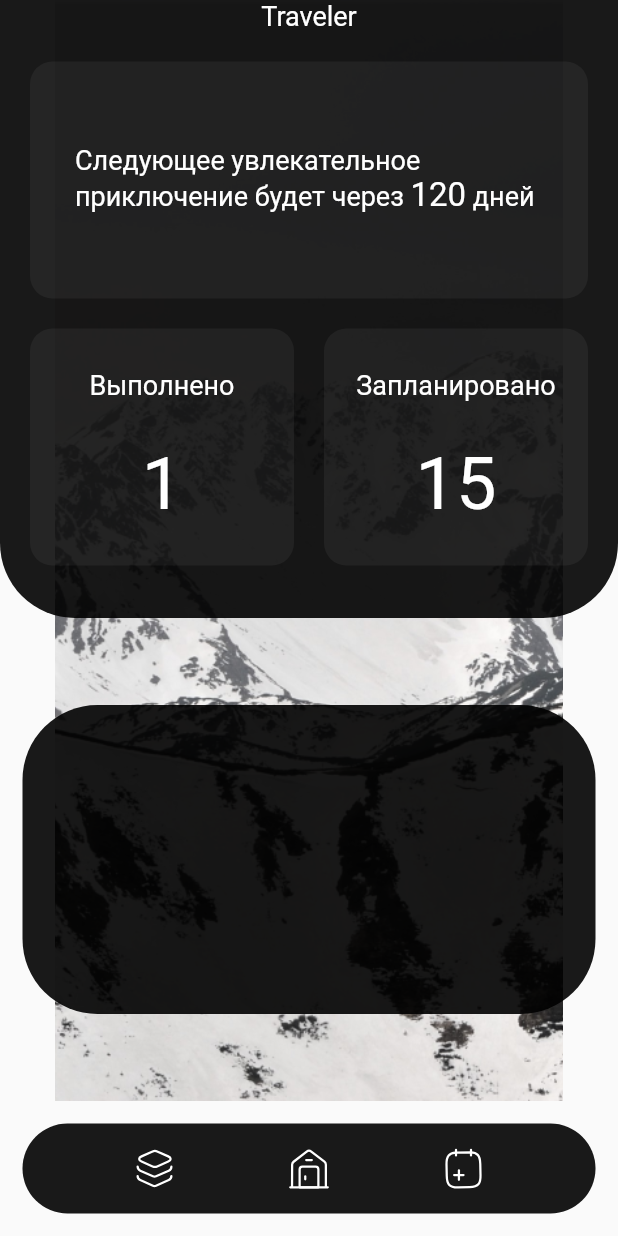
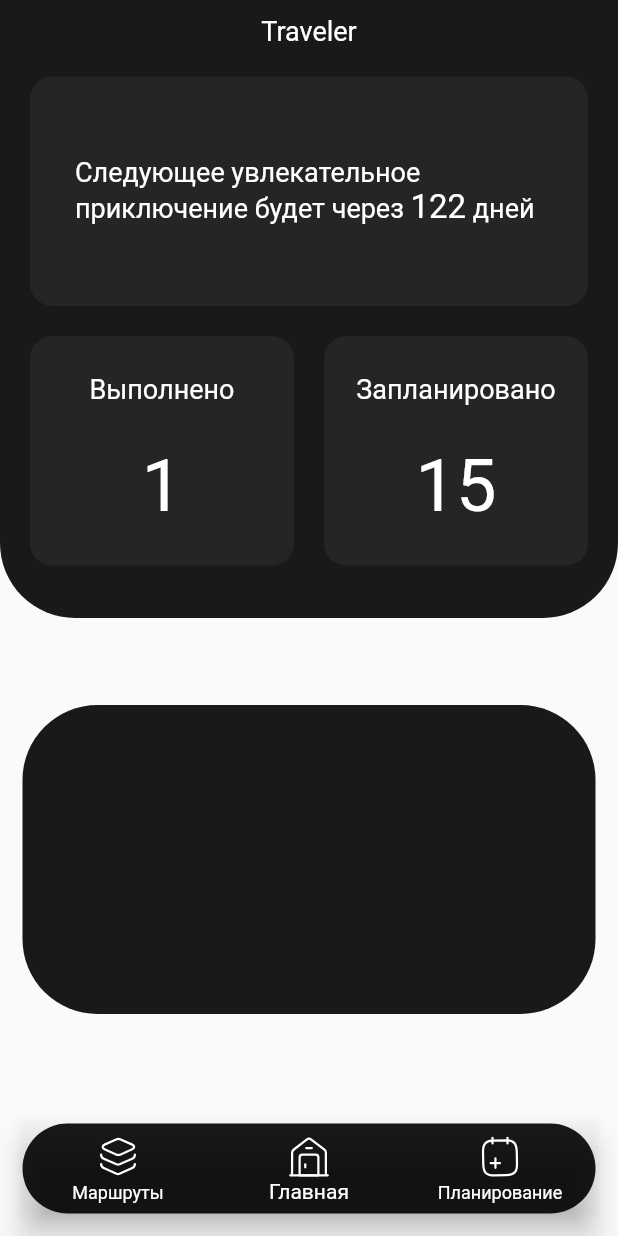
Before and after one commit to Pavel-Marachev/Traveler, a Flutter app: the screen it shows after launch, on a phone screen of 412 x 824 dp. Run offline on Flutter 3.47's test engine with Material 2 defaults, Android fonts, the phone set to English and light mode, and no system bars; our stand-ins replace flutter_bloc, flutter_svg.

Commit message:
Adding app navigation

```diff
--- /dev/null
+++ b/lib/business_logic/blocs/navigation_bloc/navigation_bloc.dart
@@ -0,0 +1,17 @@
+import 'dart:async';
+
+import 'package:meta/meta.dart';
+import 'package:flutter_bloc/flutter_bloc.dart';
+
+part 'package:traveler/business_logic/blocs/navigation_bloc/navigation_event.dart';
+part 'package:traveler/business_logic/blocs/navigation_bloc/navigation_state.dart';
+
+
+class NavigationBloc extends Bloc<NavigationEvent, NavigationState> {
+  NavigationBloc() : super(NavigationInitial()) {
+   on<AppStarted>((event, emit) => emit(StateHomePage()));
+   on<PressedOnHomePage>((event, emit) => emit(StateHomePage()));
+   on<PressedOnPlacesListPage>((event, emit) => emit(StatePlacesListPage()));
+   on<PressedOnAddRoutePage>((event, emit) => emit(StateAddRoutePage()));
+  }
+}
--- /dev/null
+++ b/lib/business_logic/blocs/navigation_bloc/navigation_event.dart
@@ -0,0 +1,12 @@
+part of 'package:traveler/business_logic/blocs/navigation_bloc/navigation_bloc.dart';
+
+@immutable
+abstract class NavigationEvent {}
+
+class AppStarted extends NavigationEvent {}
+
+class PressedOnHomePage extends NavigationEvent {}
+
+class PressedOnPlacesListPage extends NavigationEvent {}
+
+class PressedOnAddRoutePage extends NavigationEvent {}
--- /dev/null
+++ b/lib/business_logic/blocs/navigation_bloc/navigation_state.dart
@@ -0,0 +1,12 @@
+part of 'package:traveler/business_logic/blocs/navigation_bloc/navigation_bloc.dart';
+
+@immutable
+abstract class NavigationState {}
+
+class NavigationInitial extends NavigationState {}
+
+class StateHomePage extends NavigationState {}
+
+class StatePlacesListPage extends NavigationState {}
+
+class StateAddRoutePage extends NavigationState {}
--- a/lib/main.dart
+++ b/lib/main.dart
@@ -1,22 +1,105 @@
 import 'package:flutter/material.dart';
+import 'package:flutter_bloc/flutter_bloc.dart';
+import 'package:traveler/business_logic/blocs/navigation_bloc/navigation_bloc.dart';
+import 'package:traveler/presentation/pages/add_route_page.dart';
+
 import 'package:traveler/presentation/pages/home_page.dart';
+import 'package:traveler/presentation/pages/places_list_page.dart';
+import 'package:flutter_svg/svg.dart';
+import 'package:traveler/presentation/theme/constants.dart';
 
 void main() {
-  runApp(const MyApp());
+  runApp(BlocProvider(
+      create: (context) => NavigationBloc()..add(AppStarted()),
+      child: const MyApp()));
 }
 
 class MyApp extends StatelessWidget {
   const MyApp({Key? key}) : super(key: key);
 
+  Widget getPageState(NavigationState state) {
+    if (state is StateHomePage) {
+      return const HomePage();
+    } else if (state is StateAddRoutePage) {
+      return const AddRoutePage();
+    } else {
+      return const PlacesListPage();
+    }
+  }
+
+  int getCurrentIndex(NavigationState state) {
+    if (state is StateHomePage) {
+      return 1;
+    } else if (state is StateAddRoutePage) {
+      return 2;
+    } else {
+      return 0;
+    }
+  }
+
   @override
   Widget build(BuildContext context) {
+    return BlocBuilder<NavigationBloc, NavigationState>(
+        builder: (context, state) {
       return MaterialApp(
         title: 'Traveler',
         theme: ThemeData(
           primarySwatch: Colors.blue,
         ),
         debugShowCheckedModeBanner: false,
-      home: const MyHomePage(),
+        home: Scaffold(
+          bottomNavigationBar: Container(
+            margin: const EdgeInsets.all(15),
+            height: 60,
+            decoration: BoxDecoration(
+              color: kBackgroundWidgetColor.withOpacity(0.9),
+              borderRadius: BorderRadius.circular(30),
+            ),
+            child: BottomNavigationBar(
+              unselectedItemColor: kWidgetColor,
+              selectedItemColor: kWidgetColor,
+              backgroundColor: Colors.transparent,
+              currentIndex: getCurrentIndex(state),
+              onTap: (value) {
+                switch (value) {
+                  case 0:
+                    context
+                        .read<NavigationBloc>()
+                        .add(PressedOnPlacesListPage());
+                    break;
+                  case 1:
+                    context.read<NavigationBloc>().add(PressedOnHomePage());
+                    break;
+                  case 2:
+                    context.read<NavigationBloc>().add(PressedOnAddRoutePage());
+                    break;
+                }
+              },
+              items: [
+                BottomNavigationBarItem(
+                  icon: SvgPicture.asset(
+                    "assets/images/list_icon.svg",
+                  ),
+                  label: "Маршруты",
+                ),
+                BottomNavigationBarItem(
+                  icon: SvgPicture.asset(
+                    "assets/images/home_icon.svg",
+                  ),
+                  label: "Главная",
+                ),
+                BottomNavigationBarItem(
+                  icon: SvgPicture.asset(
+                    "assets/images/travel_add_icon.svg",
+                  ),
+                  label: "Планирование",
+                ),
+              ],
+            ),
+          ),
+          body: getPageState(state),
+        ),
       );
+    });
   }
 }
--- a/lib/presentation/pages/home_page.dart
+++ b/lib/presentation/pages/home_page.dart
@@ -1,24 +1,24 @@
 import 'package:flutter/material.dart';
 import 'package:traveler/presentation/theme/constants.dart';
 import 'package:traveler/presentation/widgets/tile_with_number_of_travel.dart';
-import 'package:flutter_svg/svg.dart';
 
-class MyHomePage extends StatelessWidget {
-  const MyHomePage({Key? key}) : super(key: key);
+
+class HomePage extends StatelessWidget {
+  const HomePage({Key? key}) : super(key: key);
 
   @override
   Widget build(BuildContext context) {
-    int days = 120;
-
-    return Scaffold(
-      body: Stack(
-        children: [
-          Image.asset(
-            "assets/images/background_mountains.png",
-            height: double.infinity,
-            width: double.infinity,
-          ),
-          Column(
+    return Container(
+      // constraints: const BoxConstraints.expand(),
+      // decoration: const BoxDecoration(
+      //   image: DecorationImage(
+      //     image: AssetImage("assets/images/background_mountains.jpg"),
+      //     fit: BoxFit.cover,
+      //   ),
+      // ),
+      child: Scaffold(
+        backgroundColor: Colors.transparent,
+        body: Column(
           mainAxisAlignment: MainAxisAlignment.spaceBetween,
           children: [
             Container(
@@ -34,6 +34,7 @@ class MyHomePage extends StatelessWidget {
                 child: Center(
                   child: Column(
                     children: [
+                      const SizedBox(height: 10),
                       const Text("Traveler", style: kTextStyleTitle),
                       const SizedBox(height: 20),
                       Expanded(
@@ -54,7 +55,7 @@ class MyHomePage extends StatelessWidget {
                                         text:
                                             "Следующее увлекательное приключение будет через "),
                                     TextSpan(
-                                          text: "$days",
+                                        text: "122",
                                         style: kTextStyleTitle.copyWith(
                                             fontSize: 22)),
                                     const TextSpan(text: " дней"),
@@ -101,32 +102,7 @@ class MyHomePage extends StatelessWidget {
             const Spacer(),
           ],
         ),
-        ],
-      ),
-      bottomNavigationBar: Container(
-        margin: const EdgeInsets.all(15),
-        height: 60,
-        decoration: BoxDecoration(
-          color: kBackgroundWidgetColor.withOpacity(0.9),
-          borderRadius: BorderRadius.circular(30),
-        ),
-        child: Row(
-          mainAxisAlignment: MainAxisAlignment.spaceEvenly,
-          children: [
-            SvgPicture.asset(
-              "assets/images/list_icon.svg",
-              color: kWidgetColor,
-            ),
-            SvgPicture.asset(
-              "assets/images/home_icon.svg",
-              color: kWidgetColor,
-            ),
-            SvgPicture.asset(
-              "assets/images/travel_add_icon.svg",
-              color: kWidgetColor,
-            ),
-          ],
-        ),
+        //bottomNavigationBar: const MyTabBar(),
       ),
     );
   }
--- a/pubspec.yaml
+++ b/pubspec.yaml
@@ -39,6 +39,7 @@ dev_dependencies:
   flutter_test:
     sdk: flutter
   flutter_svg: ^1.0.3
+  flutter_bloc: ^8.0.1
 
 
   # The "flutter_lints" package below contains a set of recommended lints to
```
Also changed, not shown: lib/presentation/pages/add_route_page.dart (added, +20 -0 lines), lib/presentation/pages/places_list_page.dart (added, +20 -0 lines), assets/images/background_mountains.jpg (added), assets/images/background_mountains.png (deleted), pubspec.lock. Lines whose indentation alone changed are shown as unchanged.
